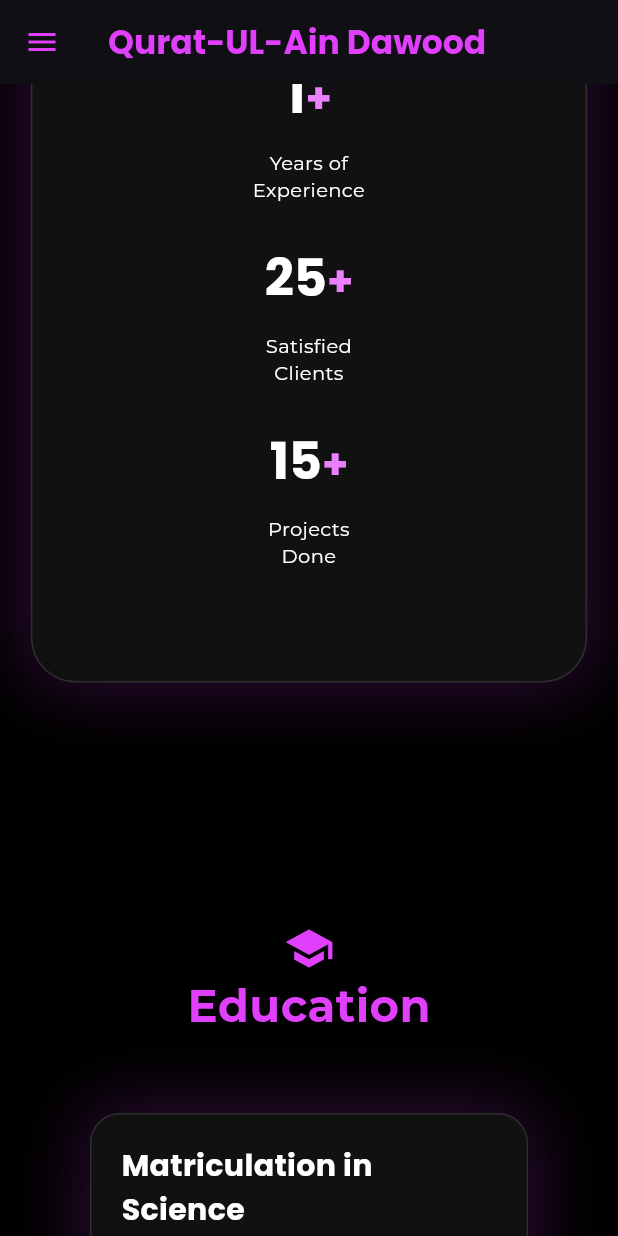
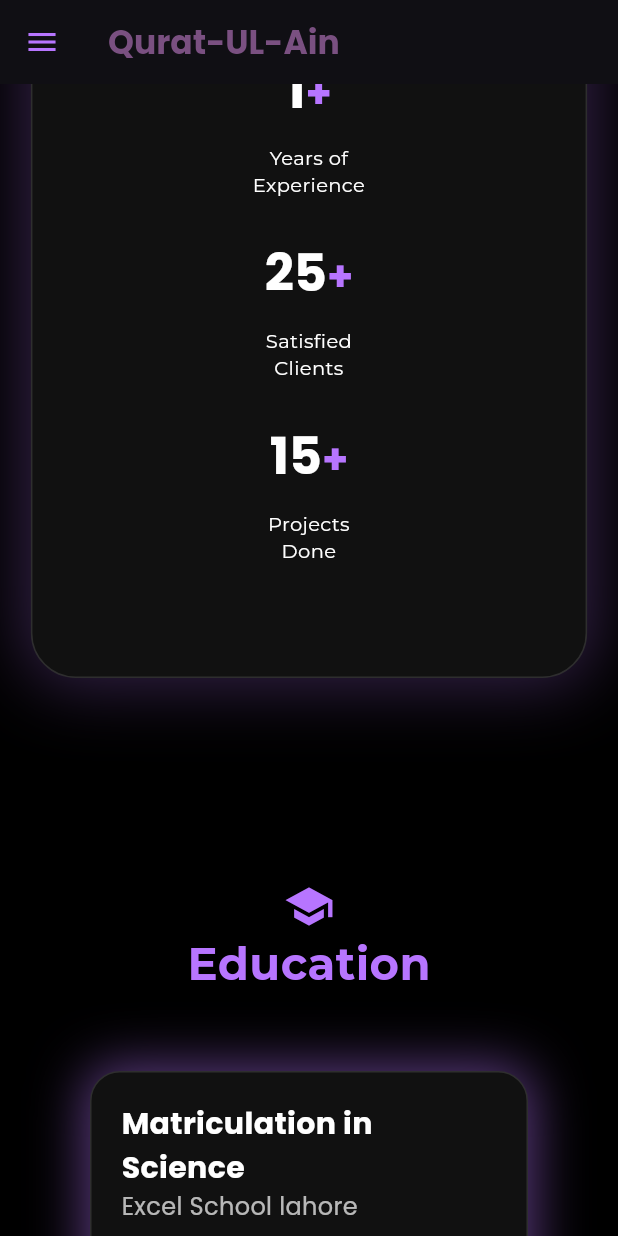
Before and after one commit to quratulaind8-cloud/My_Portfolio, a Flutter app: the screen it shows after launch, scrolled down 1152 dp, on a phone screen of 412 x 824 dp. Run offline on Flutter 3.47's test engine with Material 3 defaults, Android fonts, the phone set to English and light mode, and no system bars; our stand-ins replace google_fonts.

Commit message:
Refine Code

```diff
--- a/lib/about.dart
+++ b/lib/about.dart
@@ -21,7 +21,8 @@ class AboutPage extends StatelessWidget {
             Text(
               "About Me",
               style: GoogleFonts.montserrat(
-                color: Colors.purpleAccent,
+                color: Color.fromARGB(255, 183, 117, 255),
+
                 fontSize: isMobile
                     ? 26
                     : isTablet
@@ -51,7 +52,8 @@ class AboutPage extends StatelessWidget {
                 ),
 
                 child: Text(
-                  "Hi! I’m Qurat-ul-Ain, a BSCS student and an aspiring Flutter developer who loves creating clean, responsive, and user-friendly mobile apps. I enjoy transforming creative ideas into real-world applications that solve everyday problems. My passion for app development began with curiosity about how technology shapes our daily lives. Since then, I’ve been learning Flutter, exploring UI/UX design, and building projects that help me grow as a developer. I’m always eager to learn, experiment, and take on new challenges that improve my skills and creativity.",
+                  "Hi! I’m Qurat-ul-Ain, a BSCS student and an aspiring Flutter developer who loves creating clean, responsive, and user-friendly mobile apps.I enjoy transforming creative ideas into real-world applications that solve everyday problems."
+                  "\n My passion for app development began with curiosity about how technology shapes our daily lives. Since then, I’ve been learning Flutter, exploring UI/UX design, and building projects that help me grow as a developer. I’m always eager to learn, experiment, and take on new challenges that improve my skills and creativity.",
                   textAlign: TextAlign.center,
                   style: GoogleFonts.poppins(
                     color: Colors.white70,
@@ -93,7 +95,9 @@ class AboutPage extends StatelessWidget {
                 borderRadius: BorderRadius.circular(30),
                 boxShadow: [
                   BoxShadow(
-                    color: Colors.purple.withOpacity(0.3),
+                    color: Color.fromARGB(255, 183, 117, 255).withOpacity(0.3),
+
+                    //color: Colors.purple.withOpacity(0.3),
                     blurRadius: 40,
                     spreadRadius: 3,
                     offset: Offset(0, 0),
@@ -208,7 +212,8 @@ class _StatColumn extends StatelessWidget {
                       ? 32
                       : 36,
                   fontWeight: FontWeight.bold,
-                  color: Colors.purpleAccent.shade100,
+                  //color: Colors.purpleAccent.shade100,
+                  color: Color.fromARGB(255, 183, 117, 255),
                 ),
               ),
             ],
--- a/lib/education.dart
+++ b/lib/education.dart
@@ -17,12 +17,17 @@ class EducationSection extends StatelessWidget {
       child: Column(
         crossAxisAlignment: CrossAxisAlignment.center,
         children: [
-          const Icon(Icons.school, size: 34, color: Colors.purpleAccent),
+          const Icon(
+            Icons.school,
+            size: 34,
+            color: Color.fromARGB(255, 183, 117, 255),
+          ),
           const SizedBox(width: 8),
           Text(
             'Education',
             style: GoogleFonts.montserrat(
-              color: Colors.purpleAccent,
+              color: Color.fromARGB(255, 183, 117, 255),
+
               fontSize: 30,
               fontWeight: FontWeight.bold,
             ),
@@ -33,7 +38,7 @@ class EducationSection extends StatelessWidget {
           if (isLaptop) ...[
             Row(
               mainAxisAlignment: MainAxisAlignment.spaceEvenly,
-              children: const [
+              children: [
                 _EducationCard(
                   degree: "Matriculation in Science",
                   institute: "Excel School",
@@ -50,10 +55,10 @@ class EducationSection extends StatelessWidget {
                 ),
               ],
             ),
-            const SizedBox(height: 40),
+            SizedBox(height: 40),
             Row(
               mainAxisAlignment: MainAxisAlignment.center,
-              children: const [
+              children: [
                 _EducationCard(
                   degree: "BS in Computer Science",
                   institute: "Lahore College for Women University",
@@ -124,8 +129,9 @@ class _EducationCard extends StatelessWidget {
         borderRadius: BorderRadius.circular(20),
         boxShadow: [
           BoxShadow(
-            color: Colors.purple.withOpacity(0.3),
-            blurRadius: 40,
+            //color: Colors.purple.withOpacity(0.1),
+            color: Color.fromARGB(255, 183, 117, 255).withOpacity(0.5),
+            blurRadius: 30,
             spreadRadius: 3,
           ),
         ],
@@ -150,7 +156,8 @@ class _EducationCard extends StatelessWidget {
           Text(
             year,
             style: GoogleFonts.poppins(
-              color: Colors.purpleAccent,
+              color: Color.fromARGB(255, 183, 117, 255),
+
               fontSize: 14,
             ),
           ),
--- a/lib/header.dart
+++ b/lib/header.dart
@@ -37,20 +37,20 @@ class PortfolioHeader extends StatelessWidget {
         backgroundColor: Colors.black,
         elevation: 0,
         title: Text(
-          'Qurat-UL-Ain Dawood',
+          'Qurat-UL-Ain ',
           style: GoogleFonts.poppins(
-            color: Colors.purpleAccent,
+            color: Color.fromARGB(255, 122, 80, 129),
             fontWeight: FontWeight.bold,
           ),
         ),
-        iconTheme: IconThemeData(color: Colors.purpleAccent),
+        iconTheme: IconThemeData(color: Color.fromRGBO(183, 117, 255, 1.0)),
         actions: (isDesktop || isTablet)
             ? [
                 Row(
                   children: [
                     InkWell(
                       onTap: () => scrollToSection(homeKey),
-                      splashColor: Colors.purpleAccent,
+                      splashColor: Color.fromRGBO(183, 117, 255, 1.0),
 
                       borderRadius: BorderRadius.circular(5),
                       child: Padding(
@@ -58,6 +58,7 @@ class PortfolioHeader extends StatelessWidget {
                           horizontal: 16,
                           vertical: 8,
                         ),
+
                         child: Text(
                           'Home',
                           style: GoogleFonts.poppins(color: Colors.white),
@@ -67,14 +68,14 @@ class PortfolioHeader extends StatelessWidget {
 
                     InkWell(
                       onTap: () => scrollToSection(aboutKey),
-                      splashColor: Colors.purpleAccent,
+                      splashColor: Color.fromARGB(255, 183, 117, 255),
+                      //splashColor: Colors.purpleAccent,
                       borderRadius: BorderRadius.circular(5),
                       child: Padding(
                         padding: EdgeInsets.symmetric(
                           horizontal: 16,
                           vertical: 8,
                         ),
-
                         child: Text(
                           'About',
                           style: GoogleFonts.poppins(color: Colors.white),
@@ -84,7 +85,8 @@ class PortfolioHeader extends StatelessWidget {
 
                     InkWell(
                       onTap: () => scrollToSection(educationKey),
-                      splashColor: Colors.purpleAccent,
+                      //splashColor: Colors.purpleAccent,
+                      splashColor: Color.fromARGB(255, 183, 117, 255),
                       borderRadius: BorderRadius.circular(5),
                       child: Padding(
                         padding: EdgeInsets.symmetric(
@@ -98,9 +100,11 @@ class PortfolioHeader extends StatelessWidget {
                         ),
                       ),
                     ),
+
                     InkWell(
                       onTap: () => scrollToSection(skillsKey),
-                      splashColor: Colors.purpleAccent,
+                      splashColor: Color.fromARGB(255, 183, 117, 255),
+                      //splashColor: Colors.purpleAccent,
                       borderRadius: BorderRadius.circular(5),
                       child: Padding(
                         padding: EdgeInsets.symmetric(
@@ -117,7 +121,8 @@ class PortfolioHeader extends StatelessWidget {
 
                     InkWell(
                       onTap: () => scrollToSection(projectKey),
-                      splashColor: Colors.purpleAccent,
+                      //splashColor: Colors.purpleAccent,
+                      splashColor: Color.fromARGB(255, 183, 117, 255),
                       borderRadius: BorderRadius.circular(5),
                       child: Padding(
                         padding: EdgeInsets.symmetric(
@@ -137,7 +142,7 @@ class PortfolioHeader extends StatelessWidget {
                       padding: EdgeInsets.only(right: 20),
                       child: ElevatedButton(
                         style: ElevatedButton.styleFrom(
-                          backgroundColor: Colors.purpleAccent,
+                          backgroundColor: Color.fromARGB(255, 183, 117, 255),
                         ),
                         onPressed: () => scrollToSection(contactKey),
                         child: Text(
@@ -158,7 +163,9 @@ class PortfolioHeader extends StatelessWidget {
               child: ListView(
                 children: [
                   DrawerHeader(
-                    decoration: BoxDecoration(color: Colors.purpleAccent),
+                    decoration: BoxDecoration(
+                      color: Color.fromRGBO(183, 117, 255, 1.0),
+                    ),
                     child: Text(
                       'Menu',
                       style: GoogleFonts.montserrat(
@@ -175,7 +182,7 @@ class PortfolioHeader extends StatelessWidget {
                     ),
                     trailing: Icon(
                       Icons.arrow_forward_ios,
-                      color: Colors.purpleAccent,
+                      color: Color.fromRGBO(183, 117, 255, 1.0),
                     ),
                     onTap: () => scrollToSection(homeKey),
                   ),
@@ -186,7 +193,7 @@ class PortfolioHeader extends StatelessWidget {
                     ),
                     trailing: Icon(
                       Icons.arrow_forward_ios,
-                      color: Colors.purpleAccent,
+                      color: Color.fromRGBO(183, 117, 255, 1.0),
                     ),
                     onTap: () => scrollToSection(aboutKey),
                   ),
@@ -197,10 +204,12 @@ class PortfolioHeader extends StatelessWidget {
                     ),
                     trailing: Icon(
                       Icons.arrow_forward_ios,
-                      color: Colors.purpleAccent,
+                      color: Color.fromARGB(255, 183, 117, 255),
+                      //color: Colors.purpleAccent,
                     ),
                     onTap: () => scrollToSection(educationKey),
                   ),
+
                   ListTile(
                     title: Text(
                       'Skills',
@@ -208,10 +217,13 @@ class PortfolioHeader extends StatelessWidget {
                     ),
                     trailing: Icon(
                       Icons.arrow_forward_ios,
-                      color: Colors.purpleAccent,
+                      color: Color.fromARGB(255, 183, 117, 255),
+
+                      //color: Colors.purpleAccent,
                     ),
                     onTap: () => scrollToSection(skillsKey),
                   ),
+
                   ListTile(
                     title: Text(
                       'Projects',
@@ -219,7 +231,9 @@ class PortfolioHeader extends StatelessWidget {
                     ),
                     trailing: Icon(
                       Icons.arrow_forward_ios,
-                      color: Colors.purpleAccent,
+                      color: Color.fromARGB(255, 183, 117, 255),
+
+                      //color: Colors.purpleAccent,
                     ),
                     onTap: () => scrollToSection(projectKey),
                   ),
@@ -231,7 +245,7 @@ class PortfolioHeader extends StatelessWidget {
                     ),
                     trailing: Icon(
                       Icons.arrow_forward_ios,
-                      color: Colors.purpleAccent,
+                      color: Color.fromARGB(255, 183, 117, 255),
                     ),
                     onTap: () => scrollToSection(contactKey),
                   ),
@@ -250,19 +264,20 @@ class PortfolioHeader extends StatelessWidget {
                 projectKey: projectKey,
               ),
             ),
-            SizedBox(height: 40),
+
+            SizedBox(height: 15),
             Container(key: aboutKey, child: AboutPage()),
 
-            SizedBox(height: 50),
+            SizedBox(height: 25),
             Container(key: educationKey, child: EducationSection()),
 
-            SizedBox(height: 35),
+            SizedBox(height: 25),
             Container(key: skillsKey, child: SkillsSection()),
 
             SizedBox(height: 35),
             Container(key: projectKey, child: ProjectsSection()),
 
-            SizedBox(height: 50),
+            SizedBox(height: 40),
             Container(key: contactKey, child: ContactForm()),
 
             SizedBox(height: 30),
```
Also changed, not shown: lib/bottom.dart (+11 -8 lines), lib/contact.dart (+37 -51 lines), lib/home_page.dart (+4 -3 lines), lib/projects.dart (+5 -3 lines), lib/skills.dart (+45 -22 lines).
